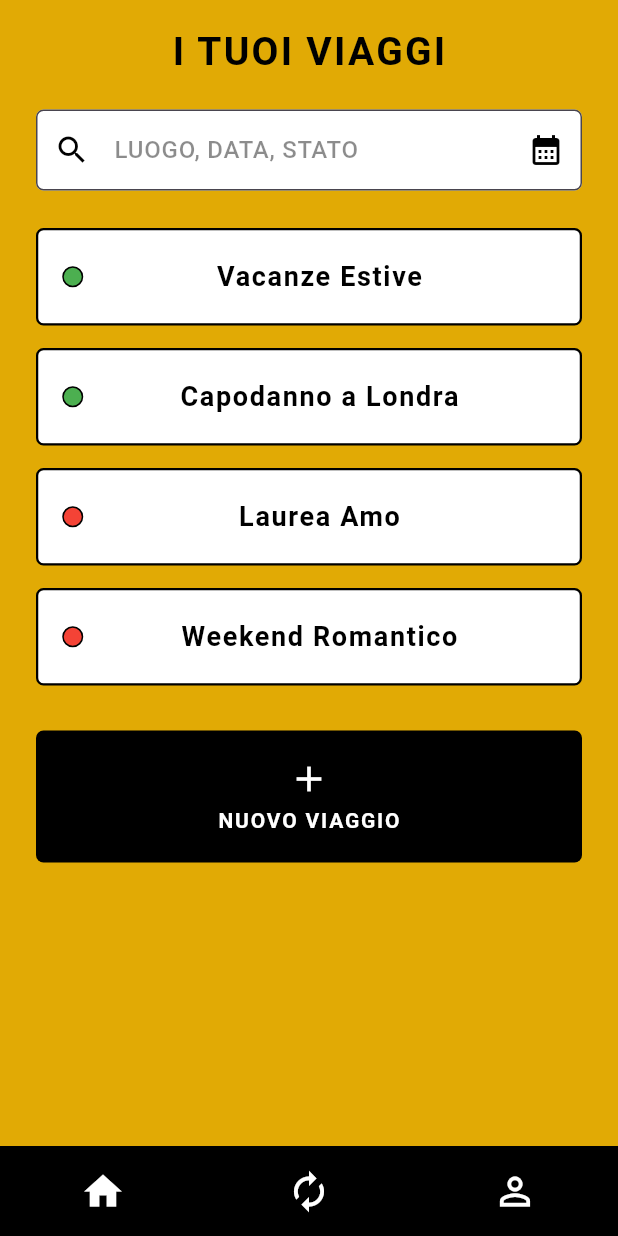
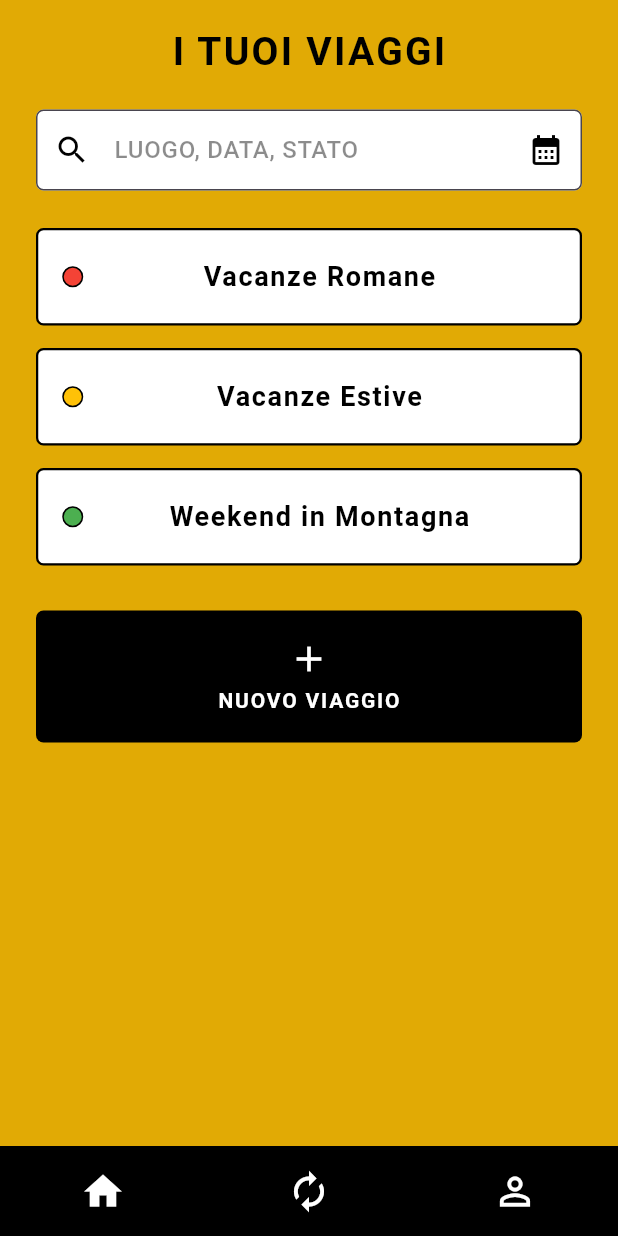
Before and after one commit to gmarotti7/TravelOrganizerOfflineApp_Gruppo2, a Flutter app: the HomePage screen opened by its route, on a phone screen of 412 x 824 dp. Run offline on Flutter 3.47's test engine with Material 3 defaults, Android fonts, the phone set to English and light mode, and no system bars; our stand-ins replace image_picker, sqflite; accounts and stored records are empty.

Commit message:
pallino e viaggi fittizi

```diff
--- a/travel_app_02/lib/controllers/rec_trip_controller.dart
+++ b/travel_app_02/lib/controllers/rec_trip_controller.dart
@@ -19,9 +19,9 @@ class RecTripController extends ChangeNotifier {
     final fine = DateTime(trip.dataFine.year, trip.dataFine.month, trip.dataFine.day);
 
     if (oggi.isBefore(inizio)) {
+      return Colors.green;
+    } else if (oggi.isAfter(fine)) {
       return Colors.red;
-    } else if (oggi.isAfter(fine)) {
-      return Colors.green;
     } else {
       return Colors.amber;
     }
--- a/travel_app_02/lib/views/Home_page.dart
+++ b/travel_app_02/lib/views/Home_page.dart
@@ -25,11 +25,11 @@ class _HomePageState extends State<HomePage> {
   DateTime? _selectedDate;
 
   // Lista simulata di viaggi (Database temporaneo)
+  // Lista simulata di viaggi (Database temporaneo per presentazione)
   final List<Trip> _tuttiIViaggi = [
-    Trip(titolo: 'Vacanze Estive', luogo: 'Barcellona', dataInizio: DateTime(2026, 08, 15), id: '0001', dataFine: DateTime(2026, 08, 22), budgetPrevisto: 500),
-    Trip(titolo: 'Capodanno a Londra', luogo: 'Londra', dataInizio: DateTime(2027, 01, 01), id: '002', dataFine: DateTime(2027, 01, 08), budgetPrevisto: 700),
-    Trip(titolo: 'Laurea Amo', luogo: 'Salerno', dataInizio: DateTime(2026, 03, 10), id: '0003', dataFine: DateTime(2026, 03, 18), budgetPrevisto: 400),
-    Trip(titolo: 'Weekend Romantico', luogo: 'Parigi', dataInizio: DateTime(2025, 12, 25), id: '0004', dataFine: DateTime(2025, 12, 29), budgetPrevisto: 500),
+    Trip(titolo: 'Vacanze Romane', luogo: 'Roma', dataInizio: DateTime(2026, 07, 01), id: '0001', dataFine: DateTime(2026, 07, 09), budgetPrevisto: 500), // Terminato 3 giorni fa (Rosso)
+    Trip(titolo: 'Vacanze Estive', luogo: 'Barcellona', dataInizio: DateTime(2026, 07, 10), id: '0002', dataFine: DateTime(2026, 07, 20), budgetPrevisto: 800), // In corso (Giallo)
+    Trip(titolo: 'Weekend in Montagna', luogo: 'Trento', dataInizio: DateTime(2026, 07, 22), id: '0003', dataFine: DateTime(2026, 07, 31), budgetPrevisto: 400), // Futuro (Verde)
   ];
 
   // Lista che contiene i viaggi filtrati da mostrare sulla UI
@@ -51,14 +51,35 @@ class _HomePageState extends State<HomePage> {
   Future<void> _caricaDatiDalDatabase() async {
     if (Sessione.idUtenteAttuale != null) {
       try {
-        final viaggiDb = await _controller.caricaViaggiUtente(Sessione.idUtenteAttuale!);
+        List<Trip> viaggiDb = await _controller.caricaViaggiUtente(Sessione.idUtenteAttuale!);
+
+        bool haViaggiDiProva = viaggiDb.any((v) => v.titolo == 'Vacanze Romane');
+
+        if (!haViaggiDiProva) {
+          await _controller.salvaNuovoViaggio(
+            Trip(id: '', titolo: 'Vacanze Romane', luogo: 'Roma', dataInizio: DateTime(2026, 07, 01), dataFine: DateTime(2026, 07, 09), budgetPrevisto: 500),
+            Sessione.idUtenteAttuale!
+          );
+          await _controller.salvaNuovoViaggio(
+            Trip(id: '', titolo: 'Vacanze Estive', luogo: 'Barcellona', dataInizio: DateTime(2026, 07, 10), dataFine: DateTime(2026, 07, 20), budgetPrevisto: 800),
+            Sessione.idUtenteAttuale!
+          );
+          await _controller.salvaNuovoViaggio(
+            Trip(id: '', titolo: 'Weekend in Montagna', luogo: 'Trento', dataInizio: DateTime(2026, 07, 22), dataFine: DateTime(2026, 07, 31), budgetPrevisto: 400),
+            Sessione.idUtenteAttuale!
+          );
+          viaggiDb = await _controller.caricaViaggiUtente(Sessione.idUtenteAttuale!);
+        }
 
         if (!mounted) return;
+
 
         setState(() {
           _tuttiIViaggi.clear();
           _tuttiIViaggi.addAll(viaggiDb);
+
           _viaggiFiltrati = List.from(_tuttiIViaggi);
+          _applicaFiltri();
         });
       } catch (e) {
         debugPrint("Errore caricamento DB: $e");
@@ -250,7 +271,18 @@ class _HomePageState extends State<HomePage> {
                           }
 
                           final viaggio = _viaggiFiltrati[index];
-                          bool isFuturo = viaggio.dataInizio.isAfter(oggi);
+                          DateTime soloDataOggi = DateTime(oggi.year, oggi.month, oggi.day);
+                          DateTime inizio = DateTime(viaggio.dataInizio.year, viaggio.dataInizio.month, viaggio.dataInizio.day);
+                          DateTime fine = DateTime(viaggio.dataFine.year, viaggio.dataFine.month, viaggio.dataFine.day);
+
+                          Color coloreStato;
+                          if (soloDataOggi.isBefore(inizio)) {
+                            coloreStato = Colors.green;
+                          } else if (soloDataOggi.isAfter(fine)) {
+                            coloreStato = Colors.red;
+                          } else {
+                            coloreStato = Colors.amber;
+                          }
 
                           return Container(
                             margin: const EdgeInsets.only(bottom: 15),
@@ -273,7 +305,7 @@ class _HomePageState extends State<HomePage> {
                                       width: 14,
                                       height: 14,
                                       decoration: BoxDecoration(
-                                        color: isFuturo ? Colors.green : Colors.red,
+                                        color: coloreStato,
                                         shape: BoxShape.circle,
                                         border: Border.all(color: Colors.black, width: 1),
                                       ),
```
